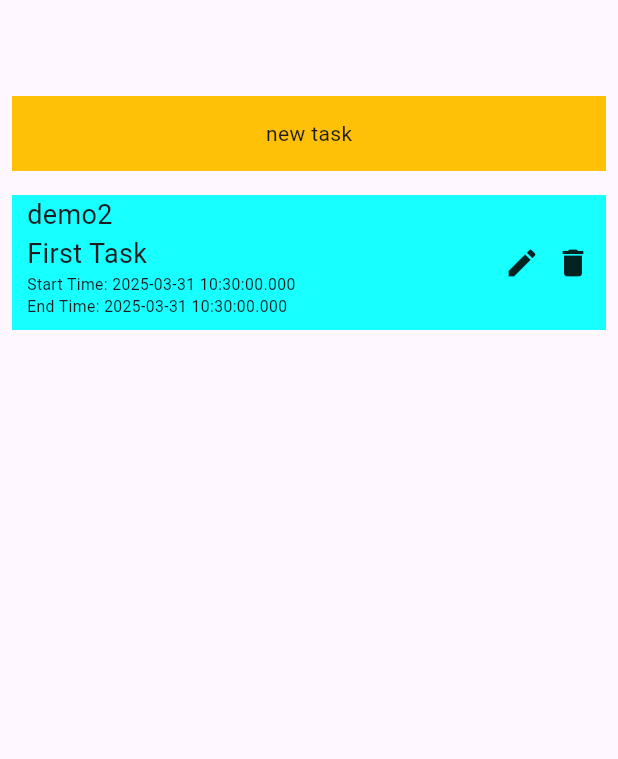
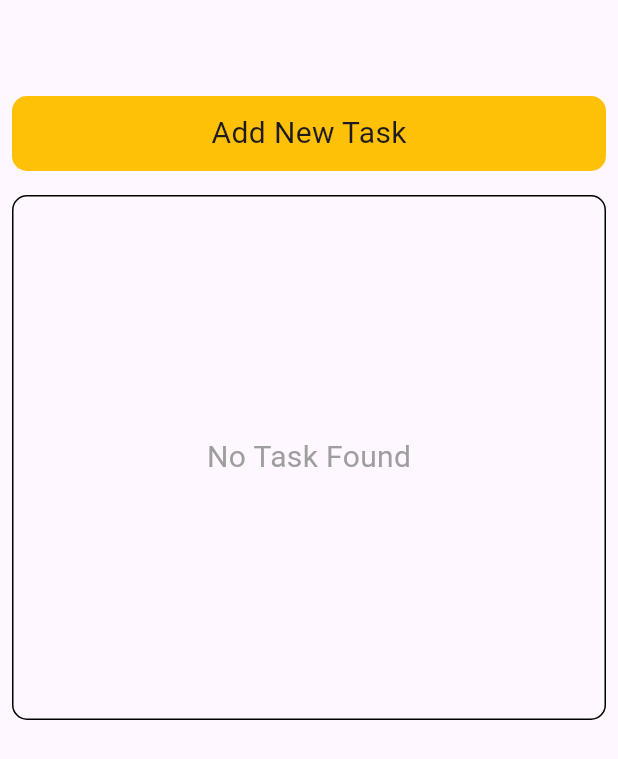
Before and after one commit to QB45/flutter_todo_practice_1, a Flutter app: the screen it shows after launch, on a phone screen of 412 x 824 dp. Shown: the top 759 px of the screen. Run offline on Flutter 3.47's test engine with Material 3 defaults, Android fonts, the light colour scheme and no system bars; our stand-ins replace get, hive; accounts and stored records are empty.

Commit message:
Add Controllers
Add GetX Controller to Main Screen,
App can now create and delete task

```diff
--- a/lib/components/fake_data.dart
+++ /dev/null
@@ -1,64 +0,0 @@
-import 'package:flutter_todo_practice_1/models/task_model.dart';
-
-List<TaskModel> taskList = [
-  TaskModel(
-    id: 1,
-    taskName: 'demo1',
-    startDate: DateTime.now(),
-    endDate: DateTime.now(),
-  ),
-  TaskModel(
-    id: 2,
-    taskName: 'demo2',
-    startDate: DateTime.now(),
-    endDate: DateTime.now(),
-  ),
-  TaskModel(
-    id: 3,
-    taskName: 'demo3',
-    startDate: DateTime.now(),
-    endDate: DateTime.now(),
-  ),
-  TaskModel(
-    id: 4,
-    taskName: 'demo4',
-    startDate: DateTime.now(),
-    endDate: DateTime.now(),
-  ),
-  TaskModel(
-    id: 5,
-    taskName: 'demo5',
-    startDate: DateTime.now(),
-    endDate: DateTime.now(),
-  ),
-  TaskModel(
-    id: 6,
-    taskName: 'demo6',
-    startDate: DateTime.now(),
-    endDate: DateTime.now(),
-  ),
-  TaskModel(
-    id: 7,
-    taskName: 'demo7',
-    startDate: DateTime.now(),
-    endDate: DateTime.now(),
-  ),
-  TaskModel(
-    id: 8,
-    taskName: 'demo8',
-    startDate: DateTime.now(),
-    endDate: DateTime.now(),
-  ),
-  TaskModel(
-    id: 9,
-    taskName: 'demo9',
-    startDate: DateTime.now(),
-    endDate: DateTime.now(),
-  ),
-  TaskModel(
-    id: 10,
-    taskName: 'demo10',
-    startDate: DateTime.now(),
-    endDate: DateTime.now(),
-  ),
-];
--- a/lib/controllers/task_controller.dart
+++ b/lib/controllers/task_controller.dart
@@ -2,25 +2,40 @@ import 'package:flutter_todo_practice_1/models/task_model.dart';
 import 'package:get/get.dart';
 
 class TaskController extends GetxController {
-  var taskModel =
-      TaskModel(
-        id: 1,
-        taskName: "First Task",
-        startDate: DateTime.now(),
-        endDate: DateTime.now(),
-      ).obs;
-  TaskController({required this.taskModel});
-  void setTask() {
-    // Update the existing taskModel instead of creating a new one
-    taskModel.value = TaskModel(
-      id: 2,
-      taskName: "Second Task",
-      startDate: DateTime.now(),
-      endDate: DateTime.now(),
+  RxList<TaskModel> taskList = <TaskModel>[].obs;
+
+  Future<void> createTask(String name, DateTime date) async {
+    final task = TaskModel(
+      id: taskList.length + 1,
+      taskName: name,
+      startDate: date,
+      // startDate: DateTime(date.year, date.month, date.day),
+      // startDate: DateUtils.dateOnly(date),
     );
 
-    // Call update only once after modifying taskModel
-    update();
-    print("Task updated to Second Task"); // Optional for debugging
+    taskList.add(task);
+    taskList.refresh();
+    // print('task created');
+    // print(taskList[0].id);
+    // print(taskList[0].taskName);
+    // print(taskList[0].startDate);
+    // print(taskList.length);
   }
+
+  Future<void> addToList(TaskModel theTask) async {
+    taskList.add(theTask);
+    taskList.refresh();
+  }
+
+  Future<void> deleteTask(int index) async {
+    taskList.removeAt(index);
+    taskList.refresh();
+  }
+
+  Future<void> updateTask(int index, String name) async {
+    taskList[index].taskName = name;
+    taskList.refresh();
+  }
+
+  // TaskController({required this.taskModel});
 }
--- a/lib/models/task_model.dart
+++ b/lib/models/task_model.dart
@@ -1,12 +1,6 @@
 class TaskModel {
-  final int id; // Made non-nullable
+  final int? id; // Made non-nullable
   late final String taskName; // Made non-nullable
   final DateTime startDate; // Made non-nullable
-  final DateTime endDate; // Made non-nullable
-  TaskModel({
-    required this.id,
-    required this.taskName,
-    required this.startDate,
-    required this.endDate,
-  });
+  TaskModel({this.id, required this.taskName, required this.startDate});
 }
--- a/lib/views/main_screen.dart
+++ b/lib/views/main_screen.dart
@@ -1,25 +1,18 @@
 import 'package:flutter/material.dart';
-import 'package:flutter_todo_practice_1/components/fake_data.dart';
 import 'package:flutter_todo_practice_1/controllers/task_controller.dart';
-import 'package:flutter_todo_practice_1/models/task_model.dart';
+import 'package:flutter_todo_practice_1/views/add_task_screen.dart';
 import 'package:get/get.dart';
+import 'package:intl/intl.dart';
 
 class MainScreen extends StatelessWidget {
   MainScreen({super.key});
-  final title1 = "new task".obs;
+  final title1 = "Add New Task".obs;
   final h1 = 50.0.obs;
   // Initialize TaskController once
-  final TaskController taskController = Get.put(
-    TaskController(
-      taskModel:
-          TaskModel(
-            id: 1,
-            taskName: "First Task",
-            startDate: DateTime.now(),
-            endDate: DateTime.now(),
-          ).obs,
-    ),
-  );
+  final TaskController taskController = Get.put(TaskController());
+
+  // get taskList => taskController.taskList;
+
   @override
   Widget build(Object context) {
     return Scaffold(
@@ -34,68 +27,109 @@ class MainScreen extends StatelessWidget {
                   () => Container(
                     height: h1.value,
                     width: double.infinity,
+                    decoration: BoxDecoration(
                       color: Colors.amber,
-                    child: Center(child: Text(title1.value)),
+                      borderRadius: BorderRadius.circular(10),
+                    ),
+
+                    child: Center(
+                      child: Text(title1.value, style: TextStyle(fontSize: 20)),
+                    ),
                   ),
                 ),
               ),
               onTap: () {
-                title1.value = "old task";
-                h1.value = 80;
+                // Get.to(AddTaskScreen());
+                Get.to(() => AddTaskScreen());
+                // title1.value = "old task";
+                // h1.value = 80;
               },
             ),
-            SizedBox(
-              height: 230,
-              child: GetX<TaskController>(
-                // Use the existing TaskController instance
-                builder: (controller) {
-                  return Column(
-                    children: [
+
             Padding(
               padding: const EdgeInsets.all(8.0),
+
+              child: GetX<TaskController>(
+                init: TaskController(),
+                initState: (_) {},
+                builder: (_) {
+                  return Container(
+                    height: 350,
+                    width: double.infinity,
+                    decoration: BoxDecoration(
+                      border: Border.all(color: Colors.black),
+                      borderRadius: BorderRadius.circular(10),
+                    ),
+
+                    child:
+                        taskController.taskList.isEmpty
+                            ? Center(
+                              child: Text(
+                                'No Task Found',
+                                style: TextStyle(
+                                  fontSize: 20,
+                                  color: Colors.grey,
+                                ),
+                              ),
+                            )
+                            : ListView.builder(
+                              itemCount: taskController.taskList.length,
+                              scrollDirection: Axis.vertical,
+                              itemBuilder: ((context, index) {
+                                return Padding(
+                                  padding: const EdgeInsets.fromLTRB(
+                                    8,
+                                    8,
+                                    8,
+                                    0,
+                                  ),
                                   child: Container(
-                          height: 90,
+                                    height: 60,
                                     width: double.infinity,
-                          color: Colors.cyanAccent,
+                                    decoration: BoxDecoration(
+                                      color: Colors.blue,
+                                      borderRadius: BorderRadius.circular(10),
+                                    ),
+                                    // color: Colors.cyanAccent,
                                     child: Center(
                                       child: Row(
-                              mainAxisAlignment: MainAxisAlignment.spaceEvenly,
+                                        mainAxisAlignment:
+                                            MainAxisAlignment.spaceEvenly,
                                         children: [
                                           SizedBox(width: 10),
                                           Expanded(
                                             child: Column(
                                               crossAxisAlignment:
                                                   CrossAxisAlignment.start,
+                                              mainAxisAlignment:
+                                                  MainAxisAlignment.center,
                                               children: [
                                                 Text(
-                                        taskList[1].taskName,
-                                        style: TextStyle(fontSize: 18),
+                                                  taskController
+                                                      .taskList[index]
+                                                      .taskName,
+                                                  style: TextStyle(
+                                                    fontSize: 18,
+                                                  ),
                                                 ),
                                                 Text(
-                                        controller.taskModel.value.taskName,
-                                        style: TextStyle(fontSize: 18),
+                                                  'Date to Do: ${DateFormat('yyyy-MM-dd').format(taskController.taskList[index].startDate)}',
+                                                  style: TextStyle(
+                                                    fontSize: 12,
                                                   ),
-                                      Text(
-                                        'Start Time: ${controller.taskModel.value.startDate}',
-                                        style: TextStyle(fontSize: 10.5),
-                                      ),
-                                      Text(
-                                        'End Time: ${controller.taskModel.value.endDate}',
-                                        style: TextStyle(fontSize: 10.5),
                                                 ),
                                               ],
                                             ),
                                           ),
                                           InkWell(
-                                  onTap: () {
-                                    controller.setTask();
-                                  },
+                                            // onTap: _pickDate,
+                                            // onTap: _pickDate,
                                             child: Icon(Icons.edit),
                                           ),
                                           SizedBox(width: 10),
                                           InkWell(
                                             onTap: () {
-                                    // Remove task logic here
+                                              taskController.deleteTask(index);
                                             },
                                             child: Icon(Icons.delete),
                                           ),
@@ -104,8 +138,9 @@ class MainScreen extends StatelessWidget {
                                       ),
                                     ),
                                   ),
+                                );
+                              }),
                             ),
-                    ],
                   );
                 },
               ),
--- a/pubspec.yaml
+++ b/pubspec.yaml
@@ -11,6 +11,7 @@ dependencies:
     sdk: flutter
   get: ^4.7.2
   hive: ^2.2.3
+  intl: ^0.20.2
 
 dev_dependencies:
   flutter_test:
```
Also changed, not shown: lib/views/add_task_screen.dart (added, +84 -0 lines), pubspec.lock. Lines whose indentation alone changed are shown as unchanged.
